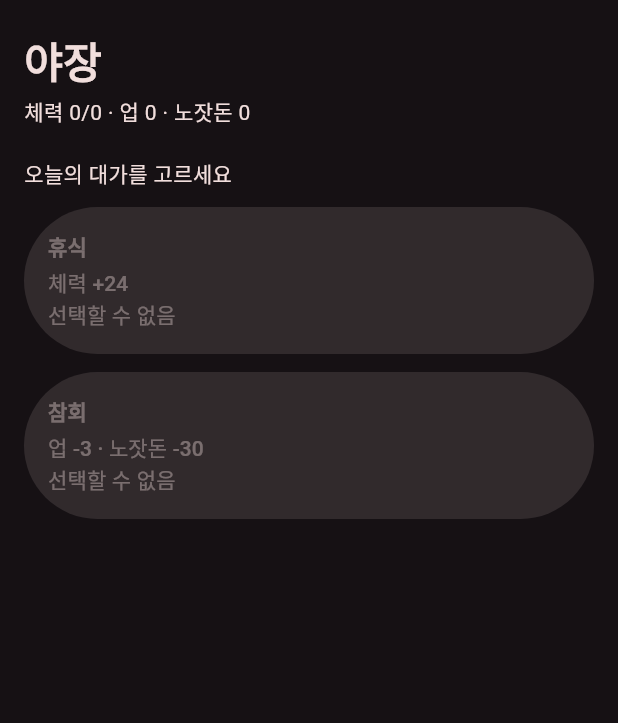
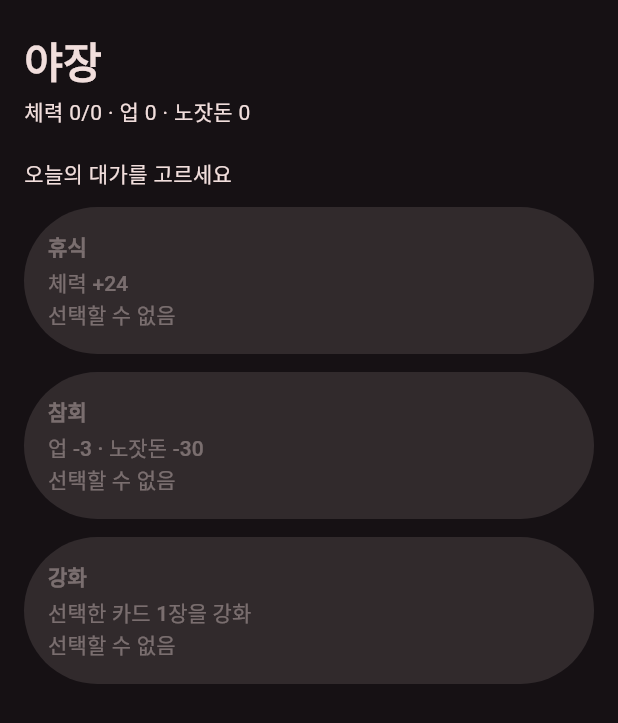
Before and after one commit to GeonhoGit/siwangjeon, a Flutter app: the _WildCampScreen screen opened directly with empty values, on a phone screen of 412 x 824 dp. Shown: the top 723 px of the screen. Run offline on Flutter 3.47's test engine with Material 3 defaults, Android fonts, the phone set to English and light mode, and no system bars; our stand-ins replace flutter_riverpod.

Commit message:
feat(ui): 야장 강화 선택 화면을 추가
야장의 세 선택과 강화 대상을 같은 합법 액션 목록으로만 보여 주어, 화면이 규칙이나 저장 대상을 자체 판단하지 않게 한다.

```diff
--- a/lib/ui/combat_screen.dart
+++ b/lib/ui/combat_screen.dart
@@ -656,6 +656,7 @@ class _EventStrip extends StatelessWidget {
           lines.add('덱 섞음 ${event.count}');
         case CardPlayed():
         case BlockGained():
+        case BlockSpent():
         case CardsDrawn():
         case TurnEnded():
         case TurnStarted():
--- a/lib/ui/labels.dart
+++ b/lib/ui/labels.dart
@@ -69,6 +69,8 @@ List<String> cardEffectLabels(CardDef card, {int? damage, int? block}) {
       case DamageEffect():
       case BlockEffect():
         continue;
+      case SpendBlockEffect():
+        labels.add('방어 -${effect.amount}');
       case ApplyStatusEffect():
         labels.add('${statusLabel(effect.status)} ${effect.stacks}');
       case ChangeKarmaEffect():
--- a/lib/ui/run_screen.dart
+++ b/lib/ui/run_screen.dart
@@ -19,6 +19,7 @@ import '../domain/run/judgment_preview.dart';
 import '../domain/run/run_map.dart';
 import '../domain/run/run_node_type.dart';
 import '../domain/run/run_tuning.dart';
+import '../domain/run/wild_camp_preview.dart';
 import 'combat_screen.dart';
 import 'labels.dart';
 import 'relic_inventory.dart';
@@ -790,11 +791,42 @@ class _WildCampScreen extends StatelessWidget {
   @override
   Widget build(BuildContext context) {
     final progress = session.progress;
+    final wildCamp = progress.pendingWildCamp!;
     final optionsByChoice = {
       for (final action
           in session.legalActions.whereType<ChooseWildCampOption>())
         action.choice: action,
     };
+    final enhancementsByCardInstanceId = {
+      for (final action
+          in session.legalActions.whereType<EnhanceWildCampCard>())
+        action.cardInstanceId: action,
+    };
+
+    if (wildCamp.isChoosingEnhancement) {
+      return _NodeChoiceScaffold(
+        screenKey: const ValueKey('wild-camp-enhance-screen'),
+        title: wildCampEnhancementTitle,
+        status: wildCampEnhancementStatus,
+        child: ListView(
+          padding: const EdgeInsets.fromLTRB(16, 0, 16, 16),
+          children: [
+            const Text(wildCampEnhancementPrompt),
+            const SizedBox(height: 12),
+            for (final deckCard in progress.deckCards)
+              if (enhancementsByCardInstanceId[deckCard.instanceId]
+                  case final action?) ...[
+                _WildCampEnhanceCardButton(
+                  deckCard: deckCard,
+                  action: action,
+                  onChoose: onChoose,
+                ),
+                const SizedBox(height: 12),
+              ],
+          ],
+        ),
+      );
+    }
 
     return _NodeChoiceScaffold(
       screenKey: const ValueKey('wild-camp-screen'),
@@ -804,24 +836,71 @@ class _WildCampScreen extends StatelessWidget {
       child: ListView(
         padding: const EdgeInsets.fromLTRB(16, 0, 16, 16),
         children: [
-          const Text('오늘의 대가를 고르세요'),
+          const Text(wildCampChoicePrompt),
           const SizedBox(height: 12),
           _WildCampOptionButton(
             choice: WildCampChoice.rest,
-            title: '휴식',
-            detail: '체력 +${RunTuning.m1.wildCampRestHeal}',
+            title: wildCampOptionPreview(WildCampChoice.rest).title,
+            detail: wildCampOptionPreview(WildCampChoice.rest).detail,
             action: optionsByChoice[WildCampChoice.rest],
             onChoose: onChoose,
           ),
           const SizedBox(height: 12),
           _WildCampOptionButton(
             choice: WildCampChoice.repent,
-            title: '참회',
-            detail:
-                '업 -${RunTuning.m1.wildCampRepentKarmaCleanse} · 노잣돈 -${RunTuning.m1.wildCampRepentMoneyCost}',
+            title: wildCampOptionPreview(WildCampChoice.repent).title,
+            detail: wildCampOptionPreview(WildCampChoice.repent).detail,
             action: optionsByChoice[WildCampChoice.repent],
             onChoose: onChoose,
           ),
+          const SizedBox(height: 12),
+          _WildCampOptionButton(
+            choice: WildCampChoice.enhance,
+            title: wildCampOptionPreview(WildCampChoice.enhance).title,
+            detail: wildCampOptionPreview(WildCampChoice.enhance).detail,
+            action: optionsByChoice[WildCampChoice.enhance],
+            onChoose: onChoose,
+          ),
+        ],
+      ),
+    );
+  }
+}
+
+class _WildCampEnhanceCardButton extends StatelessWidget {
+  const _WildCampEnhanceCardButton({
+    required this.deckCard,
+    required this.action,
+    required this.onChoose,
+  });
+
+  final RunDeckCard deckCard;
+  final EnhanceWildCampCard action;
+  final ValueChanged<RunAction> onChoose;
+
+  @override
+  Widget build(BuildContext context) {
+    final effectLines = _cardEffectLines(deckCard.card);
+    return OutlinedButton(
+      key: ValueKey('wild-camp-enhance-${deckCard.instanceId}'),
+      onPressed: () => onChoose(action),
+      style: OutlinedButton.styleFrom(
+        alignment: Alignment.centerLeft,
+        minimumSize: const Size.fromHeight(56),
+        padding: const EdgeInsets.all(16),
+      ),
+      child: Column(
+        mainAxisSize: MainAxisSize.min,
+        crossAxisAlignment: CrossAxisAlignment.start,
+        children: [
+          Text(
+            deckCard.card.name,
+            style: const TextStyle(fontWeight: FontWeight.bold),
+          ),
+          Text(
+            '${_cardTypeName(deckCard.card.type)} · 비용 ${deckCard.card.cost}',
+          ),
+          for (final line in effectLines) Text(line),
         ],
       ),
     );
```
